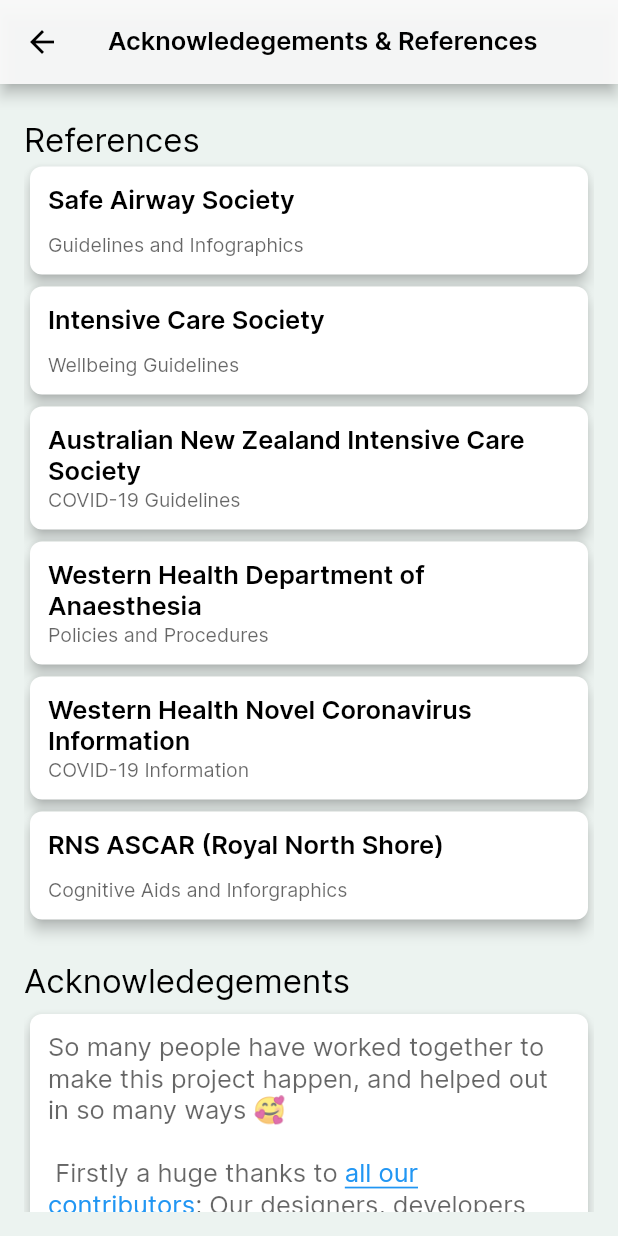
After one commit to Western-Health-Covid19-Collaboration/wh_covid19_app, a Flutter app: the AcknowledgementsView screen opened by its route, on a phone screen of 412 x 824 dp. The commit adds this screen. Run offline on Flutter 3.47's test engine with Material 2 defaults, Android fonts, the phone set to English and light mode, and no system bars; our stand-ins replace chewie, firebase_analytics, flutter_svg, flutter_widget_from_html, package_info, photo_view and 2 more; missing offline and left inert: matrix_gesture_detector; accounts and stored records are empty; statements that could not run were skipped.

Commit message:
Implement AcknowledgementsView

```diff
--- a/lib/constants.dart
+++ b/lib/constants.dart
@@ -20,6 +20,7 @@ class Constants {
   static const String analyticsPPEOffMethod2Infographic = 'ppeOffInfographicM'
       'ethod2';
   static const String analyticsInformationScreen = 'information';
+  static const String analyticsAcknowledgementsScreen = 'acknowledgements';
   static const String analyticsWelfareScreen = 'welfare';
   static const String analyticsIntubationGuideScreen = 'intubationGuide';
   static const String analyticsIntubationGuideInfographic = 'intubationGuideInf'
--- a/lib/main.dart
+++ b/lib/main.dart
@@ -5,6 +5,7 @@ import 'routes.dart';
 import 'strings.dart';
 import 'style.dart';
 import 'utils/firebase.dart';
+import 'view/acknowledgements_view.dart';
 import 'view/airway/checklist/intubation_checklist_infographic_page.dart';
 import 'view/airway/checklist/intubation_checklist_page.dart';
 import 'view/airway/extubation/extubation_guidance_page.dart';
@@ -62,6 +63,7 @@ class MyApp extends StatelessWidget {
         Routes.introRouter: (context) => IntroRouter(),
         Routes.disclaimer: (context) => DisclaimerView(),
         Routes.licenses: (context) => LicenseView(),
+        Routes.acknowledgements: (context) => AcknowledgementsView(),
       },
       // Analytics route observer to track PageRoute transitions
       navigatorObservers: <NavigatorObserver>[Analytics.observer],
--- a/lib/routes.dart
+++ b/lib/routes.dart
@@ -14,6 +14,7 @@ class Routes {
   static const staffWelfare = '/staff_welfare';
   static const sbsGuidance = '/sbs_guidance';
   static const info = '/info';
+  static const acknowledgements = '/acknowledgements';
   static const disclaimer = '/disclaimer';
   static const licenses = '/licenses';
   static const introRouter = '/';
--- a/lib/strings.dart
+++ b/lib/strings.dart
@@ -72,6 +72,7 @@ This app is designed to be used by the anaesthetist and critical care doctors at
 
   /// Information
   static const String informationTitle = 'Information';
+  static const String acknowledegementsTitle = 'Acknowledegements & References';
   static const String informationWhCoronaTitle = 'WH Novel Coronavirus Website';
   static const String informationWhAnaestheticTitle =
       'WH Anaesthetic Microsite';
--- /dev/null
+++ b/lib/view/acknowledgements_view.dart
@@ -0,0 +1,118 @@
+import 'package:flutter/material.dart';
+import 'package:flutter/widgets.dart';
+import 'package:flutter_widget_from_html/flutter_widget_from_html.dart';
+import '../constants.dart';
+import '../models/home_card.dart';
+import '../strings.dart';
+import '../style.dart';
+import '../utils/firebase.dart';
+import '../widget/cards/reusable_card_base.dart';
+import '../widget/reusable_card.dart';
+
+class AcknowledgementsView extends StatelessWidget {
+  static const _cards = [
+    'References',
+    HomeCard(
+        title: 'Safe Airway Society',
+        description: 'Guidelines and Infographics',
+        route: 'https://www.safeairwaysociety.org/covid19/'),
+    HomeCard(
+        title: 'Intensive Care Society',
+        description: 'Wellbeing Guidelines',
+        route:
+            'https://www.ics.ac.uk/ICS/Education/Wellbeing/ICS/Wellbeing.aspx'),
+    HomeCard(
+        title: 'Australian New Zealand Intensive Care Society',
+        description: 'COVID-19 Guidelines',
+        route: 'https://www.anzics.com.au/coronavirus-guidelines/'),
+    HomeCard(
+        title: 'Western Health Department of Anaesthesia',
+        description: 'Policies and Procedures',
+        route: null),
+    HomeCard(
+        title: 'Western Health Novel Coronavirus Information',
+        description: 'COVID-19 Information',
+        route: 'https://coronavirus.wh.org.au/'),
+    HomeCard(
+        title: 'RNS ASCAR (Royal North Shore)',
+        description: 'Cognitive Aids and Inforgraphics',
+        route: 'https://www.rnsascar.com/'),
+    'Acknowledegements'
+  ];
+  static const _thanksHtml = '''
+  So many people have worked together to make this project happen, and helped out in so many ways 🥰
+<br/>
+<br/>
+Firstly a huge thanks to <a href='https://github.com/Western-Health-Covid19-Collaboration/wh_covid19_app#contributors'>all our contributors</a>; Our designers, developers and all the medical staff. Your work is what is making this project happen.
+<br/>
+<br/>
+The entire <a href='https://www.gdgmelbourne.com/'>GDG Melbourne</a> community for pulling together on this.
+<br/>
+<br/>
+Several companies who have provided support and employee time, including <a href='https://www.ittybittyapps.com/'>Itty Bitty Apps</a>, and <a href='https://www.artprocessors.net/'>Art Processors</a>.
+<br/>
+<br/>
+<a href='https://codemagic.io/'>Code Magic</a> and <a href ='https://manichord.com/'>Manichord</a> for additional build minutes and support.
+<br/>
+<br/>
+<a href='https://slack.com/'>Slack</a> for upgrading our workspace free of charge.
+<br/>
+<br/>
+<a href='https://apple.com/'>Apple</a> and <a href='https://google.com/'>Google</a> for help with expedited app reviews and listings.
+<br/>
+<br/>
+Those who have given helpful and timely advice, including Byron Teu.<br/>
+  ''';
+  @override
+  Widget build(BuildContext context) {
+    // Analytics set screen name, stays until another screen changes it
+    Analytics.analyticsScreen(Constants.analyticsAcknowledgementsScreen);
+
+    return Scaffold(
+        backgroundColor: AppColors.appBackground,
+        appBar: AppBar(
+          // Warning brightness interacts with SystemUiOverlayStyle
+          // See system_bars.dart comments
+          brightness: Brightness.light,
+          backgroundColor: AppColors.appBarBackground,
+          iconTheme: Styles.appBarIconTheme,
+          title: const Text(
+            Strings.acknowledegementsTitle,
+            style: Styles.textH5,
+          ),
+        ),
+        body: Padding(
+            padding: const EdgeInsets.fromLTRB(16, 0, 16, 16),
+            child: SingleChildScrollView(
+                child: Column(
+                    crossAxisAlignment: CrossAxisAlignment.stretch,
+                    children: [
+                  ..._cards.map((e) {
+                    if (e is HomeCard) {
+                      return ReusableCard.fromData(
+                        card: e,
+                        height: 48,
+                      );
+                    }
+                    return Padding(
+                      padding: const EdgeInsets.fromLTRB(0, 24, 16, 0),
+                      child: Text(
+                        e.toString(),
+                        style: Styles.textH4,
+                      ),
+                    );
+                  }),
+                  Padding(
+                    padding: const EdgeInsets.only(top: 4),
+                    child: ReusableCardBase(
+                      child: [
+                        HtmlWidget(
+                          _thanksHtml,
+                          textStyle: Styles.textP,
+                        )
+                      ],
+                    ),
+                  ),
+                ]))));
+  }
+}
--- a/lib/view/info_view.dart
+++ b/lib/view/info_view.dart
@@ -70,6 +70,7 @@ class InfoView extends StatelessWidget {
       title: Strings.informationAppAckRefTitle,
       height: _cardHeight,
       elevation: _cardElevation,
+      routeTo: Routes.acknowledgements,
     ),
     const ReusableCard(
       title: Strings.informationAppThirdPartyTitle,
```
